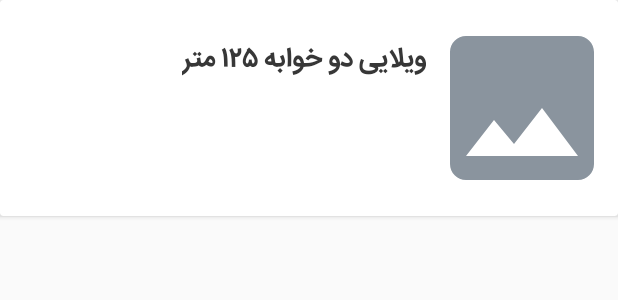
After one commit to FarshidABZ/agency, an Android app: the layout content_houses_list.xml on its own in the app's theme, with its tools: preview values and no code run, on a phone screen of 412 x 824 dp. The commit adds this screen. Shown: the top 300 px of the screen. Run offline under Robolectric (Android 15) with nearby library versions, the phone set to English and light mode, and no system bars.

Commit message:
Added submit house view and some designs

```diff
--- a/app/build.gradle
+++ b/app/build.gradle
@@ -43,6 +43,8 @@ dependencies {
     implementation 'com.android.support:support-v4:28.0.0-alpha1'
     implementation 'com.romandanylyk:pageindicatorview:1.0.1@aar'
 
+    implementation 'ir.coderz.ghostadapter:GhostAdapter:0.2.1@aar'
+
     testImplementation 'junit:junit:4.12'
     androidTestImplementation 'com.android.support.test:runner:1.0.2'
     androidTestImplementation 'com.android.support.test.espresso:espresso-core:3.0.2'
--- a/app/src/main/AndroidManifest.xml
+++ b/app/src/main/AndroidManifest.xml
@@ -8,7 +8,10 @@
             android:label="@string/app_name"
             android:roundIcon="@mipmap/ic_launcher_round"
             android:supportsRtl="true"
-            android:theme="@style/AppTheme" tools:ignore="GoogleAppIndexingWarning">
+            tools:replace="android:allowBackup"
+            android:theme="@style/AppTheme"
+            tools:ignore="GoogleAppIndexingWarning">
+
         <activity android:name=".MainActivity">
             <intent-filter>
                 <action android:name="android.intent.action.MAIN"/>
@@ -16,6 +19,7 @@
                 <category android:name="android.intent.category.LAUNCHER"/>
             </intent-filter>
         </activity>
+
     </application>
 
 </manifest>
--- /dev/null
+++ b/app/src/main/res/drawable/ic_image_gray.xml
@@ -0,0 +1,9 @@
+<vector xmlns:android="http://schemas.android.com/apk/res/android"
+    android:height="24dp"
+    android:viewportHeight="24.0"
+    android:viewportWidth="24.0"
+    android:width="24dp">
+    <path
+        android:fillColor="@color/grayIcons"
+        android:pathData="M21,19V5c0,-1.1 -0.9,-2 -2,-2H5c-1.1,0 -2,0.9 -2,2v14c0,1.1 0.9,2 2,2h14c1.1,0 2,-0.9 2,-2zM8.5,13.5l2.5,3.01L14.5,12l4.5,6H5l3.5,-4.5z"/>
+</vector>
--- a/app/src/main/res/layout/activity_main.xml
+++ b/app/src/main/res/layout/activity_main.xml
@@ -27,6 +27,8 @@
             layout="@layout/navigation_view_content"
             android:layout_width="wrap_content"
             android:layout_height="match_parent"
+            android:clickable="true"
+            android:focusable="true"
             android:layout_gravity="start" />
 
 </android.support.v4.widget.DrawerLayout>
--- /dev/null
+++ b/app/src/main/res/layout/content_houses_list.xml
@@ -0,0 +1,41 @@
+<?xml version="1.0" encoding="utf-8"?>
+<android.support.v7.widget.CardView
+    xmlns:android="http://schemas.android.com/apk/res/android"
+    xmlns:app="http://schemas.android.com/apk/res-auto"
+    xmlns:tools="http://schemas.android.com/tools"
+    android:layout_width="match_parent"
+    android:layout_height="wrap_content"
+    android:layoutDirection="rtl">
+
+    <android.support.constraint.ConstraintLayout
+        xmlns:android="http://schemas.android.com/apk/res/android"
+        android:layout_width="match_parent"
+        android:layout_height="wrap_content">
+
+        <android.support.v7.widget.AppCompatImageView
+            android:id="@+id/contentHousesImage"
+            android:layout_width="128dp"
+            android:layout_height="128dp"
+            android:layout_marginTop="8dp"
+            android:layout_marginBottom="8dp"
+            android:layout_marginEnd="8dp"
+            app:layout_constraintBottom_toBottomOf="parent"
+            app:layout_constraintStart_toStartOf="parent"
+            app:layout_constraintTop_toTopOf="parent"
+            app:srcCompat="@drawable/ic_image_gray"/>
+
+        <com.agency.utils.customviews.XeiTextView
+            android:layout_width="wrap_content"
+            android:layout_height="wrap_content"
+            android:layout_marginTop="@dimen/size_16"
+            android:textColor="@color/primaryText"
+            android:textSize="18sp"
+            app:layout_constraintStart_toEndOf="@+id/contentHousesImage"
+            app:layout_constraintTop_toTopOf="@+id/contentHousesImage"
+            app:locale="fa_IR"
+            app:style="bold"
+            tools:text="ویلایی دو خوابه ۱۲۵ متر"/>
+
+    </android.support.constraint.ConstraintLayout>
+
+</android.support.v7.widget.CardView>
--- a/app/src/main/res/navigation/main_navigation_graph.xml
+++ b/app/src/main/res/navigation/main_navigation_graph.xml
@@ -68,6 +68,12 @@
         <action
             android:id="@+id/action_firstPageFragment_to_listOfAgenciesFragment"
             app:destination="@id/listOfAgenciesFragment"/>
+        <action android:id="@+id/action_firstPageFragment_to_listOfHousesFragment"
+                app:destination="@id/listOfHousesFragment"/>
+    </fragment>
+    <fragment android:id="@+id/listOfHousesFragment" android:name="com.agency.houselist.ListOfHousesFragment"
+              android:label="fragment_list_of_houses" tools:layout="@layout/fragment_list_of_houses">
+        <action android:id="@+id/action_listOfHousesFragment_to_filterFragment" app:destination="@id/filterFragment"/>
     </fragment>
 
 </navigation>
--- a/app/src/main/res/values/strings.xml
+++ b/app/src/main/res/values/strings.xml
@@ -49,7 +49,7 @@
     <string name="search">جستجو</string>
     <string name="profile">پروفایل</string>
 
-    <string name="submit_adv">ثبت آگهی</string>
+    <string name="submit_adv">ثبت ملک</string>
     <string name="list_of_house">لیست خانه‌ها</string>
     <string name="agencies">مشاورین املاک</string>
     <string name="aboutUs">درباره ما</string>
```
Also changed, not shown: app/src/main/java/com/agency/MainActivity.kt (+4 -3 lines), app/src/main/java/com/agency/SubmitHouse.kt (+5 -2 lines), app/src/main/java/com/agency/houselist/ListOfHousesFragment.kt (added, +28 -0 lines), app/src/main/java/com/agency/houselist/viewtype/HousesHolder.kt (added, +9 -0 lines), app/src/main/java/com/agency/houselist/viewtype/HousesItemAdapter.kt (added, +19 -0 lines), app/src/main/res/drawable/ic_filter_primary.xml (added, +11 -0 lines), app/src/main/res/drawables/background/drawable/outline_circle_primary.xml (+19 -5 lines), app/src/main/res/layout/fragment_first_page.xml (+24 -18 lines), app/src/main/res/layout/fragment_list_of_houses.xml (added, +65 -0 lines), app/src/main/res/layout/navigation_view_content.xml (+2 -7 lines).
